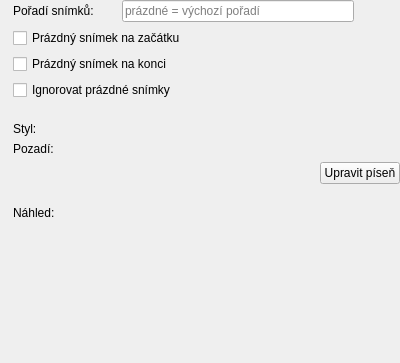
Old version of the form src/presentation/native/presentationpropertieswidget_song.ui in the repository CZDanol/StrawLumen.
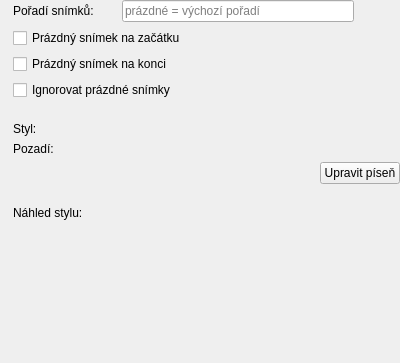
New version of the form. Icons and pictures are not drawn. Custom widgets are drawn as their Qt base class.

Patch:
```diff
--- a/src/presentation/native/presentationpropertieswidget_song.ui
+++ b/src/presentation/native/presentationpropertieswidget_song.ui
@@ -245,7 +245,7 @@
    <item row="9" column="1" colspan="3">
     <widget class="QLabel" name="label_9">
      <property name="text">
-      <string>Náhled:</string>
+      <string>Náhled stylu:</string>
      </property>
     </widget>
    </item>
```
